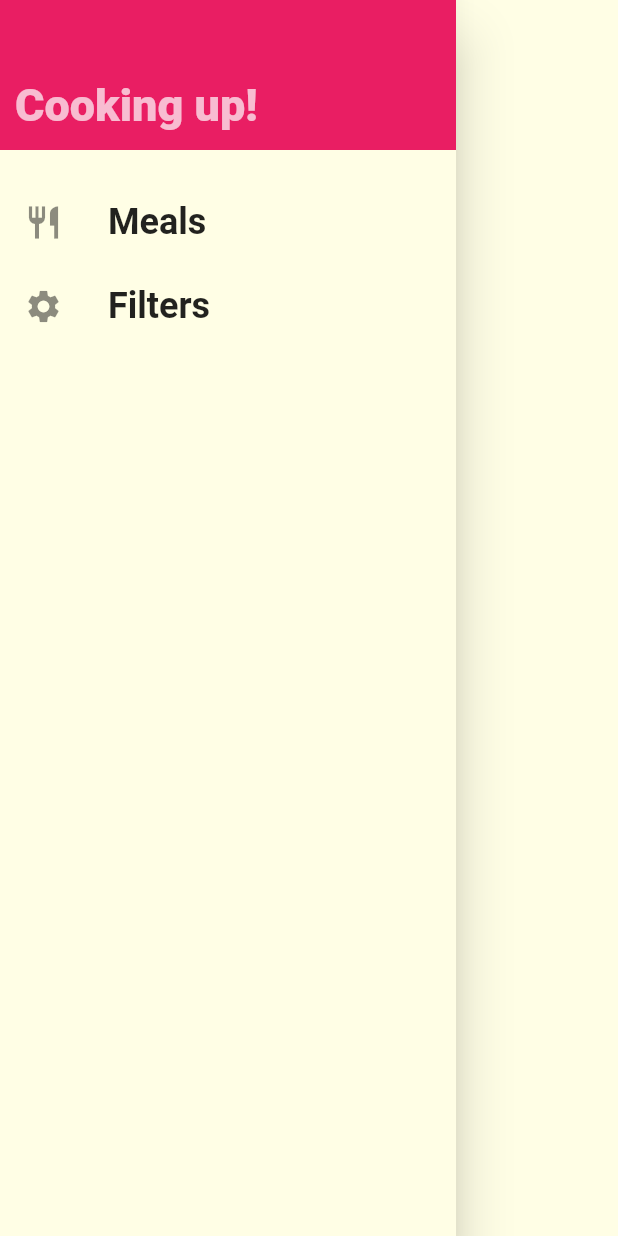
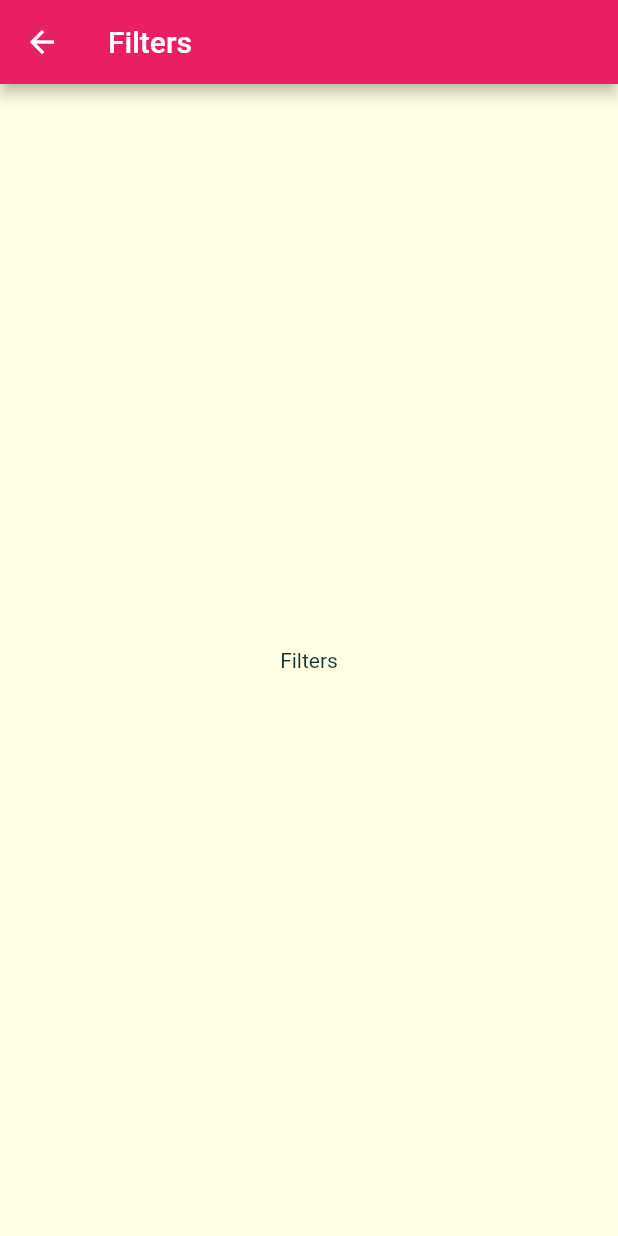
Before and after one commit to serdarsalci/meal_app, a Flutter app: the MainDrawer widget shown alone on an empty page, opened directly, after a tap on "Filters", on a phone screen of 412 x 824 dp. Run offline on Flutter 3.47's test engine with Material 2 defaults, Android fonts, the phone set to English and light mode, and no system bars; Roboto replaces fonts that are missing (Raleway, RobotoCondensed).

Commit message:
part 176 -- Adding Links to the Drawer

```diff
--- a/lib/main.dart
+++ b/lib/main.dart
@@ -1,5 +1,6 @@
 import 'package:flutter/material.dart';
 import 'package:flutter/widgets.dart';
+import './screens/filters_screen.dart';
 import './screens/category_meals_screen.dart';
 import './screens/meal_detail_screen.dart';
 import './screens/tabs_screen.dart';
@@ -32,6 +33,7 @@ class MyApp extends StatelessWidget {
         '/': (ctx) => TabsScreen(),
         CategoryMealsScreen.routeName: (ctx) => CategoryMealsScreen(),
         MealDetailScreen.routeName: (ctx) => MealDetailScreen(),
+        FiltersScreen.routeName: (ctx) => FiltersScreen(),
       },
 
       onGenerateRoute: (settings) {
--- /dev/null
+++ b/lib/screens/filters_screen.dart
@@ -0,0 +1,17 @@
+import 'package:flutter/material.dart';
+
+class FiltersScreen extends StatelessWidget {
+  static const routeName = '/filters';
+
+  @override
+  Widget build(BuildContext context) {
+    return Scaffold(
+      appBar: AppBar(
+        title: Text('Filters'),
+      ),
+      body: Center(
+        child: Text('Filters'),
+      ),
+    );
+  }
+}
--- a/lib/widgets/main_drawer.dart
+++ b/lib/widgets/main_drawer.dart
@@ -1,9 +1,10 @@
 import 'package:flutter/material.dart';
+import 'package:flutter_complete_guide/screens/filters_screen.dart';
 
 class MainDrawer extends StatelessWidget {
   @override
   Widget build(BuildContext context) {
-    Widget buildListTile(String title, IconData icon) {
+    Widget buildListTile(String title, IconData icon, Function tabHandler) {
       return ListTile(
         leading: Icon(icon, size: 26),
         title: Text(
@@ -14,9 +15,7 @@ class MainDrawer extends StatelessWidget {
             fontWeight: FontWeight.bold,
           ),
         ),
-        onTap: () {
-          // ..
-        },
+        onTap: tabHandler,
       );
     }
 
@@ -44,8 +43,12 @@ class MainDrawer extends StatelessWidget {
           SizedBox(
             height: 20,
           ),
-          buildListTile('Meals', Icons.restaurant),
-          buildListTile('Filters', Icons.settings)
+          buildListTile('Meals', Icons.restaurant, () {
+            Navigator.of(context).pushNamed('/');
+          }),
+          buildListTile('Filters', Icons.settings, () {
+            Navigator.of(context).pushNamed(FiltersScreen.routeName);
+          })
         ],
       ),
     );
```
